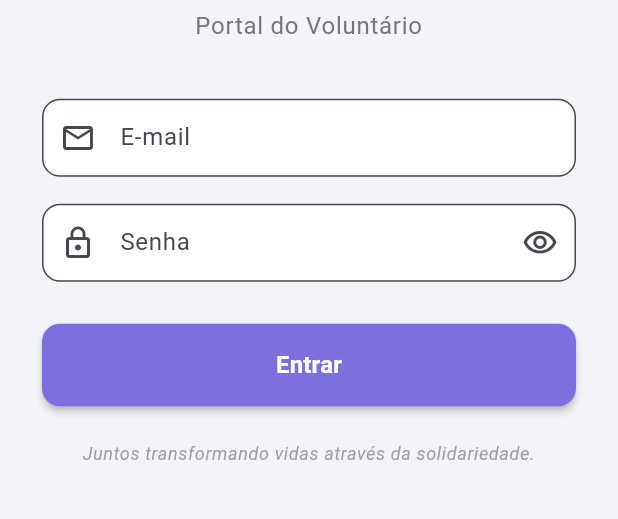
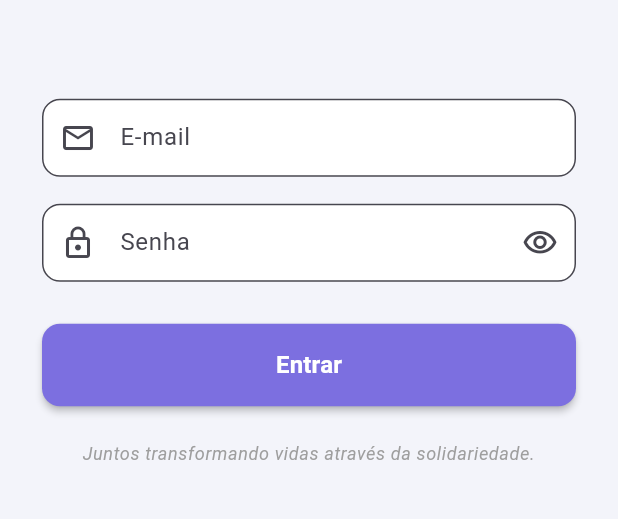
Before and after one commit to vinicius311006/projeto-pim-sistema-ong-main, a Flutter app: the screen it shows after launch, on a phone screen of 412 x 824 dp, the part 553-1072 px from its top. Run offline on Flutter 3.47's test engine with Material 3 defaults, Android fonts, the phone set to English and light mode, and no system bars; our stand-ins replace shared_preferences.

Commit message:
fix(login): remover título 'Portal do Voluntário' da tela de login

```diff
--- a/vestindo_sonhos_mobile/lib/screens/login_screen.dart
+++ b/vestindo_sonhos_mobile/lib/screens/login_screen.dart
@@ -197,7 +197,7 @@ class _LoginScreenState extends State<LoginScreen> {
                   ),
                   const SizedBox(height: 6),
                   Text(
-                    'Portal do Voluntário',
+                    '',
                     textAlign: TextAlign.center,
                     style: theme.textTheme.bodyLarge?.copyWith(
                       color: Colors.grey.shade600,
```
